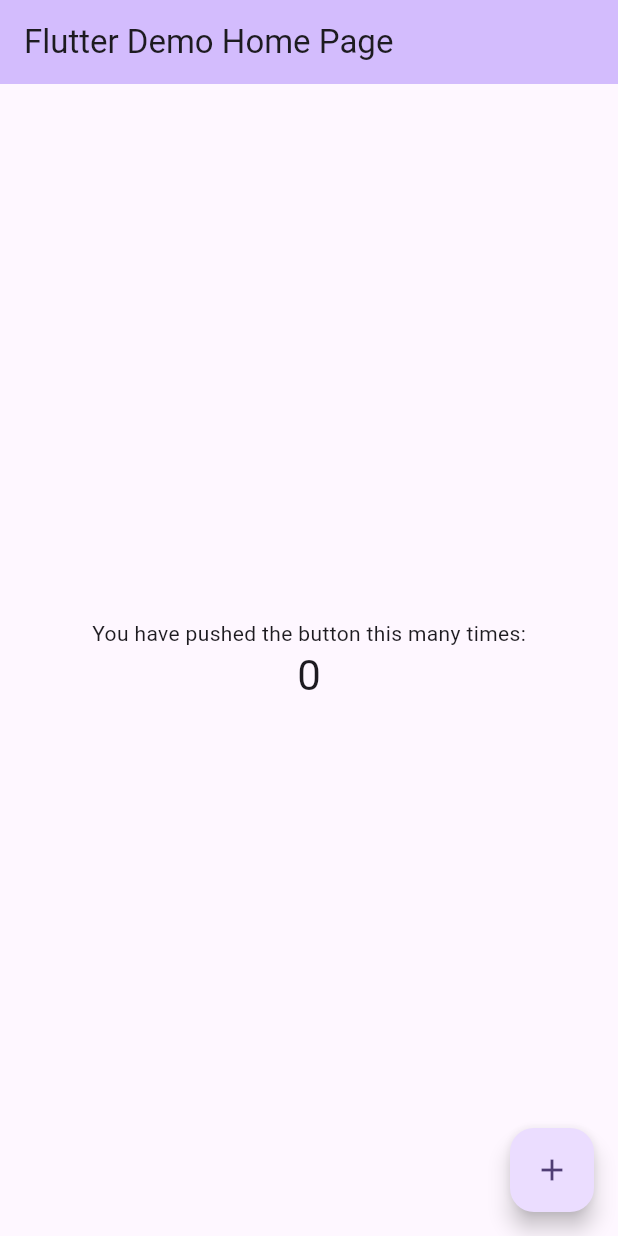
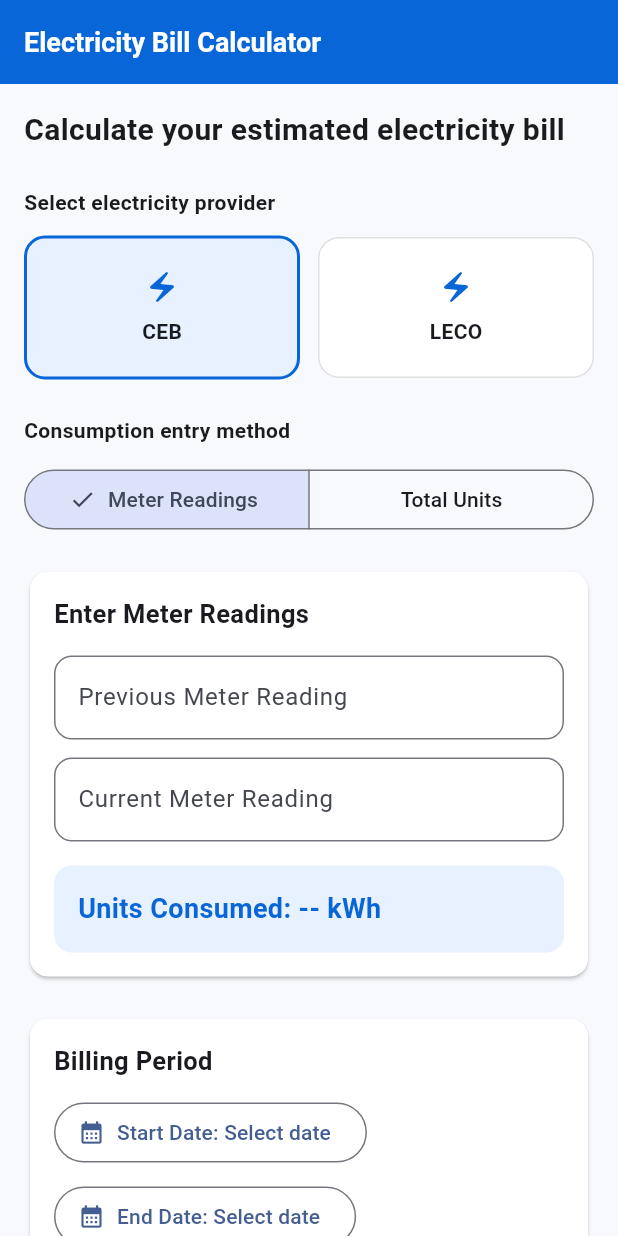
Before and after one commit to DulajAR/electricity-bill-calculator, a Flutter app: the screen it shows after launch, on a phone screen of 412 x 824 dp. Run offline on Flutter 3.47's test engine with Material 3 defaults, Android fonts, the phone set to English and light mode, and no system bars.

Commit message:
Implement initial electricity calculator home screen

```diff
--- a/lib/main.dart
+++ b/lib/main.dart
@@ -1,122 +1,26 @@
+
 import 'package:flutter/material.dart';
+import 'screens/home_screen.dart';
 
 void main() {
-  runApp(const MyApp());
+  runApp(const ElectricityBillApp());
 }
 
-class MyApp extends StatelessWidget {
-  const MyApp({super.key});
+class ElectricityBillApp extends StatelessWidget {
+  const ElectricityBillApp({super.key});
 
-  // This widget is the root of your application.
   @override
   Widget build(BuildContext context) {
     return MaterialApp(
-      title: 'Flutter Demo',
+      title: 'Electricity Bill Calculator',
+      debugShowCheckedModeBanner: false,
       theme: ThemeData(
-        // This is the theme of your application.
-        //
-        // TRY THIS: Try running your application with "flutter run". You'll see
-        // the application has a purple toolbar. Then, without quitting the app,
-        // try changing the seedColor in the colorScheme below to Colors.green
-        // and then invoke "hot reload" (save your changes or press the "hot
-        // reload" button in a Flutter-supported IDE, or press "r" if you used
-        // the command line to start the app).
-        //
-        // Notice that the counter didn't reset back to zero; the application
-        // state is not lost during the reload. To reset the state, use hot
-        // restart instead.
-        //
-        // This works for code too, not just values: Most code changes can be
-        // tested with just a hot reload.
-        colorScheme: .fromSeed(seedColor: Colors.deepPurple),
+        useMaterial3: true,
+        colorScheme: ColorScheme.fromSeed(
+          seedColor: const Color(0xFF0866D8),
+        ),
       ),
-      home: const MyHomePage(title: 'Flutter Demo Home Page'),
+      home: const HomeScreen(),
     );
   }
 }
-
-class MyHomePage extends StatefulWidget {
-  const MyHomePage({super.key, required this.title});
-
-  // This widget is the home page of your application. It is stateful, meaning
-  // that it has a State object (defined below) that contains fields that affect
-  // how it looks.
-
-  // This class is the configuration for the state. It holds the values (in this
-  // case the title) provided by the parent (in this case the App widget) and
-  // used by the build method of the State. Fields in a Widget subclass are
-  // always marked "final".
-
-  final String title;
-
-  @override
-  State<MyHomePage> createState() => _MyHomePageState();
-}
-
-class _MyHomePageState extends State<MyHomePage> {
-  int _counter = 0;
-
-  void _incrementCounter() {
-    setState(() {
-      // This call to setState tells the Flutter framework that something has
-      // changed in this State, which causes it to rerun the build method below
-      // so that the display can reflect the updated values. If we changed
-      // _counter without calling setState(), then the build method would not be
-      // called again, and so nothing would appear to happen.
-      _counter++;
-    });
-  }
-
-  @override
-  Widget build(BuildContext context) {
-    // This method is rerun every time setState is called, for instance as done
-    // by the _incrementCounter method above.
-    //
-    // The Flutter framework has been optimized to make rerunning build methods
-    // fast, so that you can just rebuild anything that needs updating rather
-    // than having to individually change instances of widgets.
-    return Scaffold(
-      appBar: AppBar(
-        // TRY THIS: Try changing the color here to a specific color (to
-        // Colors.amber, perhaps?) and trigger a hot reload to see the AppBar
-        // change color while the other colors stay the same.
-        backgroundColor: Theme.of(context).colorScheme.inversePrimary,
-        // Here we take the value from the MyHomePage object that was created by
-        // the App.build method, and use it to set our appbar title.
-        title: Text(widget.title),
-      ),
-      body: Center(
-        // Center is a layout widget. It takes a single child and positions it
-        // in the middle of the parent.
-        child: Column(
-          // Column is also a layout widget. It takes a list of children and
-          // arranges them vertically. By default, it sizes itself to fit its
-          // children horizontally, and tries to be as tall as its parent.
-          //
-          // Column has various properties to control how it sizes itself and
-          // how it positions its children. Here we use mainAxisAlignment to
-          // center the children vertically; the main axis here is the vertical
-          // axis because Columns are vertical (the cross axis would be
-          // horizontal).
-          //
-          // TRY THIS: Invoke "debug painting" (choose the "Toggle Debug Paint"
-          // action in the IDE, or press "p" in the console), to see the
-          // wireframe for each widget.
-          mainAxisAlignment: .center,
-          children: [
-            const Text('You have pushed the button this many times:'),
-            Text(
-              '$_counter',
-              style: Theme.of(context).textTheme.headlineMedium,
-            ),
-          ],
-        ),
-      ),
-      floatingActionButton: FloatingActionButton(
-        onPressed: _incrementCounter,
-        tooltip: 'Increment',
-        child: const Icon(Icons.add),
-      ),
-    );
-  }
-}
--- /dev/null
+++ b/lib/screens/home_screen.dart
@@ -0,0 +1,352 @@
+
+import 'package:flutter/material.dart';
+
+class HomeScreen extends StatefulWidget {
+  const HomeScreen({super.key});
+
+  @override
+  State<HomeScreen> createState() => _HomeScreenState();
+}
+
+class _HomeScreenState extends State<HomeScreen> {
+  String provider = 'CEB';
+  bool useMeterReadings = true;
+
+  final previousController = TextEditingController();
+  final currentController = TextEditingController();
+  final unitsController = TextEditingController();
+
+  DateTime? startDate;
+  DateTime? endDate;
+
+  static const primaryBlue = Color(0xFF0866D8);
+
+  @override
+  void dispose() {
+    previousController.dispose();
+    currentController.dispose();
+    unitsController.dispose();
+    super.dispose();
+  }
+
+  int? get consumedUnits {
+    if (!useMeterReadings) {
+      return int.tryParse(unitsController.text);
+    }
+
+    final previous = int.tryParse(previousController.text);
+    final current = int.tryParse(currentController.text);
+
+    if (previous == null || current == null || current < previous) {
+      return null;
+    }
+
+    return current - previous;
+  }
+
+  Future<void> selectDate(bool isStart) async {
+    final date = await showDatePicker(
+      context: context,
+      initialDate: DateTime.now(),
+      firstDate: DateTime(2020),
+      lastDate: DateTime(2100),
+    );
+
+    if (date != null) {
+      setState(() {
+        if (isStart) {
+          startDate = date;
+        } else {
+          endDate = date;
+        }
+      });
+    }
+  }
+
+  String formatDate(DateTime? date) {
+    if (date == null) return 'Select date';
+
+    return '${date.day}/${date.month}/${date.year}';
+  }
+
+  void calculateBill() {
+    final units = consumedUnits;
+
+    if (units == null || units < 0) {
+      ScaffoldMessenger.of(context).showSnackBar(
+        const SnackBar(
+          content: Text('Please enter valid electricity readings or units.'),
+        ),
+      );
+      return;
+    }
+
+    if (startDate == null ||
+        endDate == null ||
+        !endDate!.isAfter(startDate!)) {
+      ScaffoldMessenger.of(context).showSnackBar(
+        const SnackBar(
+          content: Text('Please select a valid billing period.'),
+        ),
+      );
+      return;
+    }
+
+    ScaffoldMessenger.of(context).showSnackBar(
+      SnackBar(
+        content: Text(
+          '$provider • $units kWh • Input validated successfully',
+        ),
+      ),
+    );
+
+    // Next: connect the verified tariff calculation service.
+  }
+
+  @override
+  Widget build(BuildContext context) {
+    return Scaffold(
+      backgroundColor: const Color(0xFFF7F9FC),
+      appBar: AppBar(
+        title: const Text(
+          'Electricity Bill Calculator',
+          style: TextStyle(fontSize: 18, fontWeight: FontWeight.bold),
+        ),
+        backgroundColor: primaryBlue,
+        foregroundColor: Colors.white,
+      ),
+      body: ListView(
+        padding: const EdgeInsets.all(16),
+        children: [
+          const Text(
+            'Calculate your estimated electricity bill',
+            style: TextStyle(
+              fontSize: 20,
+              fontWeight: FontWeight.bold,
+            ),
+          ),
+          const SizedBox(height: 24),
+
+          const Text(
+            'Select electricity provider',
+            style: TextStyle(fontWeight: FontWeight.w600),
+          ),
+          const SizedBox(height: 12),
+
+          Row(
+            children: [
+              providerCard('CEB'),
+              const SizedBox(width: 12),
+              providerCard('LECO'),
+            ],
+          ),
+
+          const SizedBox(height: 24),
+
+          const Text(
+            'Consumption entry method',
+            style: TextStyle(fontWeight: FontWeight.w600),
+          ),
+          const SizedBox(height: 12),
+
+          SegmentedButton<bool>(
+            segments: const [
+              ButtonSegment(
+                value: true,
+                label: Text('Meter Readings'),
+              ),
+              ButtonSegment(
+                value: false,
+                label: Text('Total Units'),
+              ),
+            ],
+            selected: {useMeterReadings},
+            onSelectionChanged: (selection) {
+              setState(() {
+                useMeterReadings = selection.first;
+              });
+            },
+          ),
+
+          const SizedBox(height: 20),
+
+          Card(
+            color: Colors.white,
+            child: Padding(
+              padding: const EdgeInsets.all(16),
+              child: Column(
+                crossAxisAlignment: CrossAxisAlignment.start,
+                children: [
+                  Text(
+                    useMeterReadings
+                        ? 'Enter Meter Readings'
+                        : 'Enter Total Units',
+                    style: const TextStyle(
+                      fontSize: 17,
+                      fontWeight: FontWeight.bold,
+                    ),
+                  ),
+                  const SizedBox(height: 16),
+
+                  if (useMeterReadings) ...[
+                    inputField(
+                      'Previous Meter Reading',
+                      previousController,
+                    ),
+                    const SizedBox(height: 12),
+                    inputField(
+                      'Current Meter Reading',
+                      currentController,
+                    ),
+                  ] else
+                    inputField(
+                      'Consumed Units (kWh)',
+                      unitsController,
+                    ),
+
+                  const SizedBox(height: 16),
+
+                  Container(
+                    width: double.infinity,
+                    padding: const EdgeInsets.all(16),
+                    decoration: BoxDecoration(
+                      color: const Color(0xFFE7F1FF),
+                      borderRadius: BorderRadius.circular(12),
+                    ),
+                    child: Text(
+                      'Units Consumed: ${consumedUnits?.toString() ?? '--'} kWh',
+                      style: const TextStyle(
+                        color: primaryBlue,
+                        fontSize: 18,
+                        fontWeight: FontWeight.bold,
+                      ),
+                    ),
+                  ),
+                ],
+              ),
+            ),
+          ),
+
+          const SizedBox(height: 20),
+
+          Card(
+            color: Colors.white,
+            child: Padding(
+              padding: const EdgeInsets.all(16),
+              child: Column(
+                crossAxisAlignment: CrossAxisAlignment.start,
+                children: [
+                  const Text(
+                    'Billing Period',
+                    style: TextStyle(
+                      fontSize: 17,
+                      fontWeight: FontWeight.bold,
+                    ),
+                  ),
+                  const SizedBox(height: 12),
+                  dateButton('Start Date', startDate, true),
+                  const SizedBox(height: 8),
+                  dateButton('End Date', endDate, false),
+                ],
+              ),
+            ),
+          ),
+
+          const SizedBox(height: 20),
+
+          SizedBox(
+            height: 54,
+            child: ElevatedButton.icon(
+              onPressed: calculateBill,
+              icon: const Icon(Icons.calculate),
+              label: const Text('Calculate Bill'),
+              style: ElevatedButton.styleFrom(
+                backgroundColor: primaryBlue,
+                foregroundColor: Colors.white,
+                shape: RoundedRectangleBorder(
+                  borderRadius: BorderRadius.circular(12),
+                ),
+              ),
+            ),
+          ),
+
+          const SizedBox(height: 16),
+
+          const Text(
+            'Unofficial electricity bill estimator. '
+            'Actual charges may vary based on applicable tariffs.',
+            textAlign: TextAlign.center,
+            style: TextStyle(
+              fontSize: 12,
+              color: Colors.grey,
+            ),
+          ),
+        ],
+      ),
+    );
+  }
+
+  Widget providerCard(String name) {
+    final selected = provider == name;
+
+    return Expanded(
+      child: InkWell(
+        onTap: () => setState(() => provider = name),
+        child: Container(
+          padding: const EdgeInsets.all(20),
+          decoration: BoxDecoration(
+            color: selected
+                ? const Color(0xFFE7F1FF)
+                : Colors.white,
+            borderRadius: BorderRadius.circular(14),
+            border: Border.all(
+              color: selected ? primaryBlue : Colors.grey.shade300,
+              width: selected ? 2 : 1,
+            ),
+          ),
+          child: Column(
+            children: [
+              const Icon(Icons.electric_bolt, color: primaryBlue),
+              const SizedBox(height: 8),
+              Text(
+                name,
+                style: const TextStyle(
+                  fontWeight: FontWeight.bold,
+                ),
+              ),
+            ],
+          ),
+        ),
+      ),
+    );
+  }
+
+  Widget inputField(
+    String label,
+    TextEditingController controller,
+  ) {
+    return TextField(
+      controller: controller,
+      keyboardType: TextInputType.number,
+      onChanged: (_) => setState(() {}),
+      decoration: InputDecoration(
+        labelText: label,
+        border: OutlineInputBorder(
+          borderRadius: BorderRadius.circular(12),
+        ),
+      ),
+    );
+  }
+
+  Widget dateButton(
+    String label,
+    DateTime? date,
+    bool isStart,
+  ) {
+    return OutlinedButton.icon(
+      onPressed: () => selectDate(isStart),
+      icon: const Icon(Icons.calendar_month),
+      label: Text('$label: ${formatDate(date)}'),
+    );
+  }
+}
```
